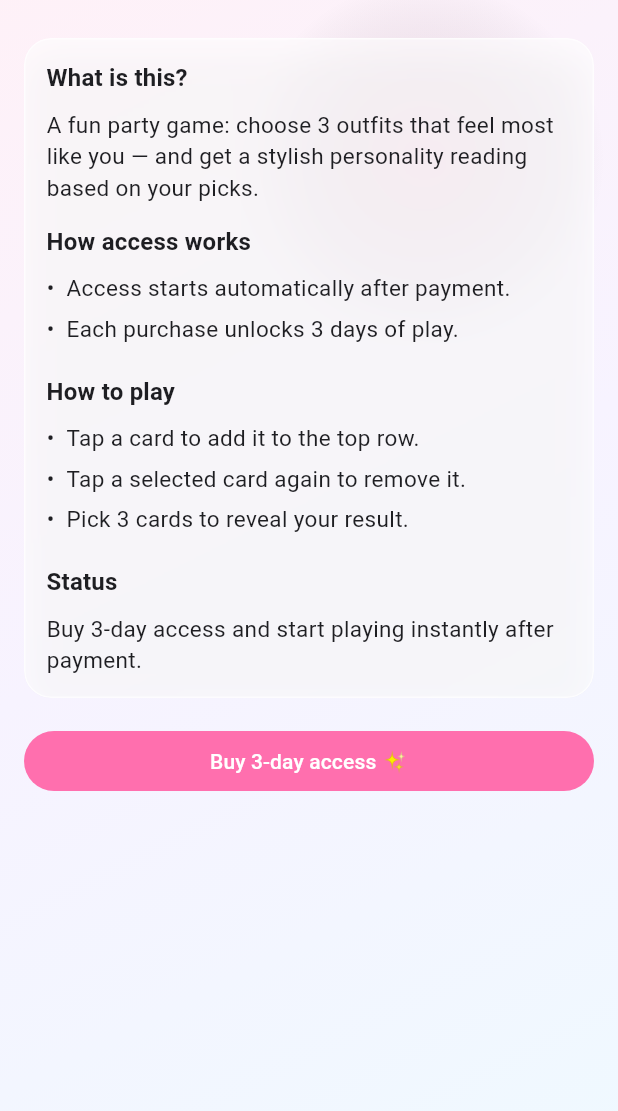
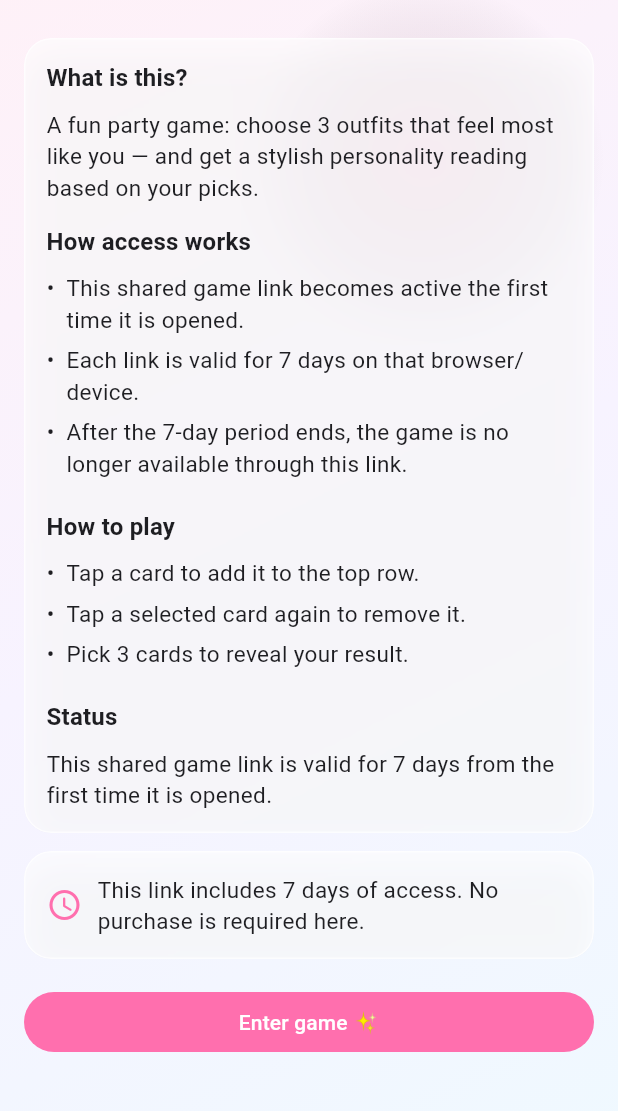
Before and after one commit to Zizyte/outfit-game, a Flutter app: the screen it shows after launch, on a phone screen of 412 x 824 dp, the part 64-1175 px from its top. Run offline on Flutter 3.47's test engine with Material 3 defaults, Android fonts, the phone set to English and light mode, and no system bars; our stand-ins replace shared_preferences.

Commit message:
Replace purchase flow with 7-day shared link access

```diff
--- a/lib/main.dart
+++ b/lib/main.dart
@@ -1,20 +1,19 @@
-import 'dart:convert';
 import 'dart:math';
 import 'dart:ui';
 
 import 'package:flutter/material.dart';
-import 'package:http/http.dart' as http;
 import 'package:shared_preferences/shared_preferences.dart';
 
 import 'data/cards.dart';
 import 'models/outfit_card.dart';
 
-const String kStripePaymentUrl = 'https://buy.stripe.com/test_4gM9AVegp1i821RdNC6sw00';
-
-/// Keep this private.
-/// Example owner link:
+/// Private owner/dev bypass.
+/// Example:
 /// https://your-site.netlify.app/?owner=1
 const String kOwnerBypassValue = '1';
+
+/// Each shared game link should work for 7 days from first open on that browser/device.
+const Duration kAccessDuration = Duration(days: 7);
 
 void main() => runApp(const OutfitGameApp());
 
@@ -69,97 +68,52 @@ class OutfitGameApp extends StatelessWidget {
 }
 
 class AccessSession {
-  final String token;
+  final DateTime startedAt;
   final DateTime expiresAt;
 
   const AccessSession({
-    required this.token,
+    required this.startedAt,
     required this.expiresAt,
   });
 }
 
 class AccessService {
-  static const _tokenKey = 'paid_access_token';
-  static const _expiryKey = 'paid_access_expiry_ms';
-
-  static Uri _functionUri(String name, [Map<String, String>? query]) {
-    return Uri(
-      path: '/.netlify/functions/$name',
-      queryParameters: query,
-    );
-  }
+  static const _startedAtKey = 'link_access_started_at_ms';
+  static const _expiresAtKey = 'link_access_expires_at_ms';
 
   static bool get isOwnerBypass {
     return Uri.base.queryParameters['owner'] == kOwnerBypassValue;
   }
 
-  static String? get sessionIdFromUrl {
-    final value = Uri.base.queryParameters['session_id'];
-    if (value == null || value.trim().isEmpty) return null;
-    return value.trim();
-  }
+  static Future<AccessSession> createOrGetSession() async {
+    final prefs = await SharedPreferences.getInstance();
 
-  static Future<AccessSession?> redeemCheckoutSession(String sessionId) async {
-    try {
-      final res = await http.get(
-        _functionUri('redeem-session', {'session_id': sessionId}),
+    final startedAtMs = prefs.getInt(_startedAtKey);
+    final expiresAtMs = prefs.getInt(_expiresAtKey);
+
+    if (startedAtMs != null && expiresAtMs != null) {
+      return AccessSession(
+        startedAt: DateTime.fromMillisecondsSinceEpoch(startedAtMs, isUtc: true),
+        expiresAt: DateTime.fromMillisecondsSinceEpoch(expiresAtMs, isUtc: true),
       );
+    }
 
-      if (res.statusCode != 200) return null;
+    final now = DateTime.now().toUtc();
+    final expiresAt = now.add(kAccessDuration);
 
-      final data = jsonDecode(res.body) as Map<String, dynamic>;
-      final token = (data['token'] ?? '').toString();
-      final expiresAtRaw = (data['expiresAt'] ?? '').toString();
-
-      if (token.isEmpty || expiresAtRaw.isEmpty) return null;
-
-      return AccessSession(
-        token: token,
-        expiresAt: DateTime.parse(expiresAtRaw).toUtc(),
-      );
-    } catch (_) {
-      return null;
-    }
-  }
-
-  static Future<bool> validateToken(String token) async {
-    try {
-      final res = await http.get(
-        _functionUri('validate-access', {'token': token}),
-      );
-
-      if (res.statusCode != 200) return false;
-
-      final data = jsonDecode(res.body) as Map<String, dynamic>;
-      return data['active'] == true;
-    } catch (_) {
-      return false;
-    }
-  }
-
-  static Future<void> cacheSession(AccessSession session) async {
-    final prefs = await SharedPreferences.getInstance();
-    await prefs.setString(_tokenKey, session.token);
-    await prefs.setInt(_expiryKey, session.expiresAt.millisecondsSinceEpoch);
-  }
-
-  static Future<AccessSession?> getCachedSession() async {
-    final prefs = await SharedPreferences.getInstance();
-    final token = prefs.getString(_tokenKey);
-    final expiryMs = prefs.getInt(_expiryKey);
-
-    if (token == null || token.isEmpty || expiryMs == null) return null;
+    await prefs.setInt(_startedAtKey, now.millisecondsSinceEpoch);
+    await prefs.setInt(_expiresAtKey, expiresAt.millisecondsSinceEpoch);
 
     return AccessSession(
-      token: token,
-      expiresAt: DateTime.fromMillisecondsSinceEpoch(expiryMs, isUtc: true),
+      startedAt: now,
+      expiresAt: expiresAt,
     );
   }
 
-  static Future<void> clearCachedSession() async {
+  static Future<void> clearSession() async {
     final prefs = await SharedPreferences.getInstance();
-    await prefs.remove(_tokenKey);
-    await prefs.remove(_expiryKey);
+    await prefs.remove(_startedAtKey);
+    await prefs.remove(_expiresAtKey);
   }
 }
 
@@ -175,7 +129,7 @@ class GateScreen extends StatefulWidget {
 
 enum _GateState {
   loading,
-  notPaid,
+  entrance,
   active,
   expired,
   error,
@@ -184,6 +138,7 @@ enum _GateState {
 class _GateScreenState extends State<GateScreen> {
   _GateState _state = _GateState.loading;
   String _message = '';
+  AccessSession? _session;
 
   @override
   void initState() {
@@ -197,53 +152,40 @@ class _GateScreenState extends State<GateScreen> {
       _message = '';
     });
 
-    if (AccessService.isOwnerBypass) {
-      if (!mounted) return;
-      setState(() => _state = _GateState.active);
-      return;
-    }
-
-    final sessionId = AccessService.sessionIdFromUrl;
-    if (sessionId != null) {
-      final redeemed = await AccessService.redeemCheckoutSession(sessionId);
-      if (redeemed != null) {
-        await AccessService.cacheSession(redeemed);
+    try {
+      if (AccessService.isOwnerBypass) {
         if (!mounted) return;
         setState(() => _state = _GateState.active);
         return;
-      } else {
+      }
+
+      final session = await AccessService.createOrGetSession();
+
+      if (DateTime.now().toUtc().isAfter(session.expiresAt)) {
         if (!mounted) return;
         setState(() {
-          _state = _GateState.error;
-          _message = 'Payment was detected, but access could not be activated.';
+          _session = session;
+          _state = _GateState.expired;
         });
         return;
       }
+
+      if (!mounted) return;
+      setState(() {
+        _session = session;
+        _state = _GateState.entrance;
+      });
+    } catch (_) {
+      if (!mounted) return;
+      setState(() {
+        _state = _GateState.error;
+        _message = 'Something went wrong while loading access.';
+      });
     }
+  }
 
-    final cached = await AccessService.getCachedSession();
-    if (cached == null) {
-      if (!mounted) return;
-      setState(() => _state = _GateState.notPaid);
-      return;
-    }
-
-    if (DateTime.now().toUtc().isAfter(cached.expiresAt)) {
-      await AccessService.clearCachedSession();
-      if (!mounted) return;
-      setState(() => _state = _GateState.expired);
-      return;
-    }
-
-    final valid = await AccessService.validateToken(cached.token);
-    if (valid) {
-      if (!mounted) return;
-      setState(() => _state = _GateState.active);
-    } else {
-      await AccessService.clearCachedSession();
-      if (!mounted) return;
-      setState(() => _state = _GateState.expired);
-    }
+  void _enterGame() {
+    setState(() => _state = _GateState.active);
   }
 
   @override
@@ -253,33 +195,38 @@ class _GateScreenState extends State<GateScreen> {
         return const Scaffold(
           body: Center(child: CircularProgressIndicator()),
         );
+      case _GateState.entrance:
+        return StartScreen(
+          onEnter: _enterGame,
+          title: 'Outfit Personality',
+          subtitle:
+              'This shared game link is valid for 7 days from the first time it is opened.',
+          buttonText: 'Enter game ✨',
+        );
       case _GateState.active:
         return const HomeScreen();
-      case _GateState.notPaid:
-        return StartScreen(
-          title: 'Outfit Personality',
-          subtitle: 'Buy 3-day access and start playing instantly after payment.',
-          buttonText: 'Buy 3-day access ✨',
-        );
       case _GateState.expired:
         return const ExpiredScreen();
       case _GateState.error:
         return StartScreen(
+          onEnter: _bootstrap,
           title: 'Access issue',
           subtitle: _message,
-          buttonText: 'Try payment link again',
+          buttonText: 'Try again',
         );
     }
   }
 }
 
 class StartScreen extends StatelessWidget {
+  final VoidCallback onEnter;
   final String title;
   final String subtitle;
   final String buttonText;
 
   const StartScreen({
     super.key,
+    required this.onEnter,
     required this.title,
     required this.subtitle,
     required this.buttonText,
@@ -287,6 +234,8 @@ class StartScreen extends StatelessWidget {
 
   @override
   Widget build(BuildContext context) {
+    final cs = Theme.of(context).colorScheme;
+
     return Scaffold(
       extendBodyBehindAppBar: true,
       appBar: AppBar(
@@ -322,8 +271,15 @@ class StartScreen extends StatelessWidget {
                         style: Theme.of(context).textTheme.titleMedium,
                       ),
                       const SizedBox(height: 8),
-                      const _Bullet("Access starts automatically after payment."),
-                      const _Bullet("Each purchase unlocks 3 days of play."),
+                      const _Bullet(
+                        "This shared game link becomes active the first time it is opened.",
+                      ),
+                      const _Bullet(
+                        "Each link is valid for 7 days on that browser/device.",
+                      ),
+                      const _Bullet(
+                        "After the 7-day period ends, the game is no longer available through this link.",
+                      ),
                       const SizedBox(height: 14),
                       Text(
                         "How to play",
@@ -346,11 +302,26 @@ class StartScreen extends StatelessWidget {
                     ],
                   ),
                 ),
+                const SizedBox(height: 12),
+                _GlassCard(
+                  child: Row(
+                    children: [
+                      Icon(Icons.schedule_rounded, color: cs.primary),
+                      const SizedBox(width: 10),
+                      Expanded(
+                        child: Text(
+                          "This link includes 7 days of access. No purchase is required here.",
+                          style: Theme.of(context).textTheme.bodyMedium,
+                        ),
+                      ),
+                    ],
+                  ),
+                ),
                 const SizedBox(height: 18),
                 SizedBox(
                   width: double.infinity,
                   child: FilledButton(
-                    onPressed: () {},
+                    onPressed: onEnter,
                     child: Text(buttonText),
                   ),
                 ),
@@ -409,13 +380,13 @@ class ExpiredScreen extends StatelessWidget {
                       Icon(Icons.lock_rounded, size: 42, color: cs.primary),
                       const SizedBox(height: 12),
                       Text(
-                        "Galiojimo laikas baigėsi",
+                        "This game link has expired",
                         style: Theme.of(context).textTheme.headlineSmall,
                         textAlign: TextAlign.center,
                       ),
                       const SizedBox(height: 10),
                       Text(
-                        "Jei norite atnaujinti prieigą, parašykite:\ninfo@bridehunt.eu",
+                        "The 7-day access period for this game has ended.\n\nIf you would like to purchase access again, please visit:\nwww.bridehunt.eu",
                         textAlign: TextAlign.center,
                         style: Theme.of(context).textTheme.bodyMedium,
                       ),
@@ -506,7 +477,8 @@ class _HomeScreenState extends State<HomeScreen> with TickerProviderStateMixin {
     required Rect from,
     required Rect to,
     required int seed,
-    BorderRadius borderRadius = const BorderRadius.all(Radius.circular(18)),
+    BorderRadius borderRadius =
+        const BorderRadius.all(Radius.circular(18)),
     Duration duration = const Duration(milliseconds: 650),
   }) async {
     final overlay = Overlay.of(context);
@@ -720,7 +692,10 @@ class _HomeScreenState extends State<HomeScreen> with TickerProviderStateMixin {
                         Expanded(
                           child: Text(
                             "Pick three cards.\nTap a selected card again to remove it.",
-                            style: Theme.of(context).textTheme.bodyMedium!.copyWith(
+                            style: Theme.of(context)
+                                .textTheme
+                                .bodyMedium!
+                                .copyWith(
                                   color: Theme.of(context)
                                       .colorScheme
                                       .onSurface
@@ -801,7 +776,8 @@ class _HomeScreenState extends State<HomeScreen> with TickerProviderStateMixin {
                   child: GridView.builder(
                     padding: const EdgeInsets.fromLTRB(16, 0, 16, 24),
                     itemCount: cards.length,
-                    gridDelegate: const SliverGridDelegateWithFixedCrossAxisCount(
+                    gridDelegate:
+                        const SliverGridDelegateWithFixedCrossAxisCount(
                       crossAxisCount: 3,
                       mainAxisSpacing: 14,
                       crossAxisSpacing: 14,
@@ -812,7 +788,8 @@ class _HomeScreenState extends State<HomeScreen> with TickerProviderStateMixin {
                       final isSelected = selected.contains(card);
 
                       return GestureDetector(
-                        onTap: _animating ? null : () => _handleGridCardTap(card),
+                        onTap:
+                            _animating ? null : () => _handleGridCardTap(card),
                         child: AnimatedOpacity(
                           duration: const Duration(milliseconds: 180),
                           opacity: isSelected ? 0.28 : 1,
```
